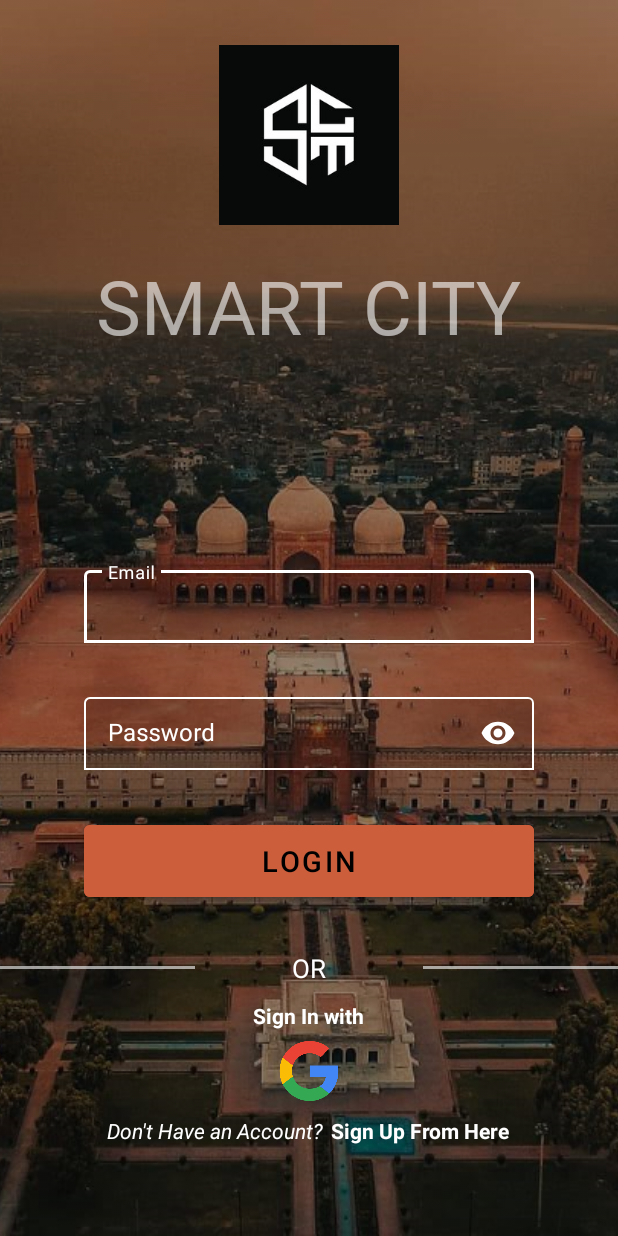
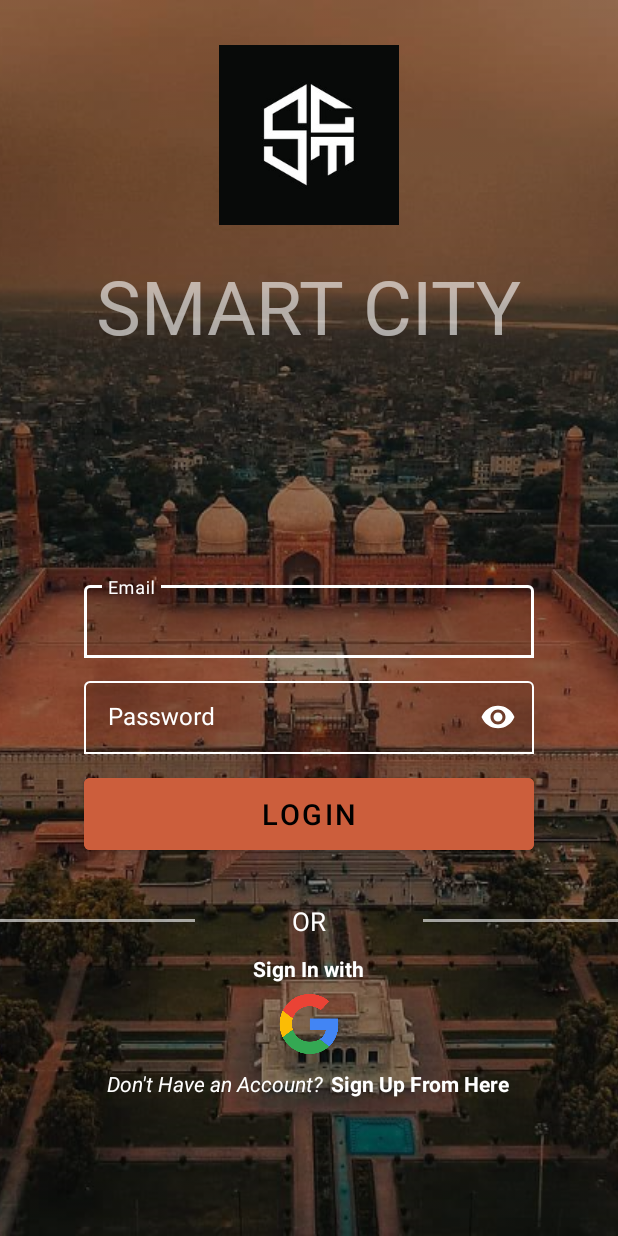
Before and after one commit to LalliOp/Smart-City-Travel, an Android app: the screen it shows after launch (LoginActivity), on a phone screen of 412 x 824 dp. Run offline under Robolectric (Android 15) with nearby library versions, the phone set to English and light mode, and no system bars.

Commit message:
SetUp Share Preference

```diff
--- a/app/src/main/java/com/example/smartcitytravel/Login/LoginActivity.java
+++ b/app/src/main/java/com/example/smartcitytravel/Login/LoginActivity.java
@@ -2,7 +2,6 @@ package com.example.smartcitytravel.Login;
 
 import android.app.Activity;
 import android.content.Intent;
-import android.content.SharedPreferences;
 import android.os.Bundle;
 import android.view.View;
 import android.widget.Toast;
@@ -17,7 +16,6 @@ import com.example.smartcitytravel.AWSService.DataModel.Result;
 import com.example.smartcitytravel.AWSService.Http.HttpClient;
 import com.example.smartcitytravel.Dialogs.Dialog;
 import com.example.smartcitytravel.Home.HomeActivity;
-import com.example.smartcitytravel.R;
 import com.example.smartcitytravel.SignUp.SignUpActivity;
 import com.example.smartcitytravel.Util.Util;
 import com.example.smartcitytravel.databinding.ActivityLoginBinding;
@@ -37,8 +35,6 @@ import retrofit2.Response;
 
 public class LoginActivity extends AppCompatActivity {
     private ActivityLoginBinding binding;
-    private SharedPreferences sharedPreferences;
-    private SharedPreferences.Editor editor;
     private Util util;
 
     //run when launch() function is called by GoogleSignUpActivityResult
@@ -62,8 +58,6 @@ public class LoginActivity extends AppCompatActivity {
         binding = ActivityLoginBinding.inflate(getLayoutInflater());
         setContentView(binding.getRoot());
 
-        sharedPreferences = getSharedPreferences(getString(R.string.MY_PREFERENCE), MODE_PRIVATE);
-        editor = sharedPreferences.edit();
         util = new Util();
         setEmail();
         login();
@@ -140,9 +134,7 @@ public class LoginActivity extends AppCompatActivity {
             @Override
             public void onResponse(Call<Result> call, Response<Result> response) {
                 if (response.body().getAccount_status() == 0) {
-                    editor.putString(getString(R.string.LOGIN_KEY), "");
-                    editor.putInt(getString(R.string.LOGIN_TYPE_KEY), 1);
-                    editor.apply();
+                    util.setLoginEmailPreference("", LoginActivity.this);
                 }
             }
 
@@ -255,10 +247,7 @@ public class LoginActivity extends AppCompatActivity {
             public void onResponse(Call<Result> call, Response<Result> response) {
                 Result result = response.body();
                 if (result.getAccount_status() == 1) {
-                    editor.putString(getString(R.string.LOGIN_KEY), binding.emailEdit.getText().toString().toLowerCase());
-                    editor.putInt(getString(R.string.LOGIN_TYPE_KEY), 0);
-                    editor.apply();
-
+                    util.setLoginEmailPreference(binding.emailEdit.getText().toString().toLowerCase(), LoginActivity.this);
                     moveToHomeActivity();
                 } else if (result.getAccount_status() == 0) {
                     createErrorDialog("Account", result.getMessage());
--- a/app/src/main/java/com/example/smartcitytravel/MainActivity.java
+++ b/app/src/main/java/com/example/smartcitytravel/MainActivity.java
@@ -1,7 +1,6 @@
 package com.example.smartcitytravel;
 
 import android.content.Intent;
-import android.content.SharedPreferences;
 import android.os.Bundle;
 import android.widget.Toast;
 
@@ -23,8 +22,6 @@ import retrofit2.Callback;
 import retrofit2.Response;
 
 public class MainActivity extends AppCompatActivity {
-    private SharedPreferences sharedPreferences;
-    private SharedPreferences.Editor editor;
     private Util util;
 
     @Override
@@ -32,34 +29,17 @@ public class MainActivity extends AppCompatActivity {
         super.onCreate(savedInstanceState);
 
         util = new Util();
-        sharedPreferences = getSharedPreferences(getString(R.string.MY_PREFERENCE), MODE_PRIVATE);
-        editor = sharedPreferences.edit();
-        firstTimeRunSetup();
         checkUserAlreadySignIn();
-    }
-
-    //This run only one time when app run very first time after installation
-    public void firstTimeRunSetup() {
-        final String FIRST_RUN_KEY = "first_run";
-        boolean firstRun = sharedPreferences.getBoolean(FIRST_RUN_KEY, true);
-        if (firstRun) {
-
-            Toast.makeText(this, "FIRST TIME RUN", Toast.LENGTH_SHORT).show();
-            editor.putBoolean(FIRST_RUN_KEY, false);
-            editor.apply();
-        }
-
     }
 
     //Check whether user is already sign in
     public void checkUserAlreadySignIn() {
         GoogleSignInAccount googleSignInAccount = GoogleSignIn.getLastSignedInAccount(this);
-        int login_type = sharedPreferences.getInt(getString(R.string.LOGIN_TYPE_KEY), -1);
 
         if (googleSignInAccount != null) {
             checkConnectionAndSaveGoogleAccount(googleSignInAccount);
             moveToHomeActivity();
-        } else if (login_type == 0) {
+        } else if (!util.getLoginEmailPreference(this).isEmpty()) {
             moveToHomeActivity();
         } else {
             moveToLoginActivity();
@@ -89,9 +69,7 @@ public class MainActivity extends AppCompatActivity {
             @Override
             public void onResponse(Call<Result> call, Response<Result> response) {
                 if (response.body().getAccount_status() == 0) {
-                    editor.putString(getString(R.string.LOGIN_KEY), "");
-                    editor.putInt(getString(R.string.LOGIN_TYPE_KEY), 1);
-                    editor.apply();
+                    util.setLoginEmailPreference("", MainActivity.this);
                 }
             }
 
--- a/app/src/main/java/com/example/smartcitytravel/Util/Util.java
+++ b/app/src/main/java/com/example/smartcitytravel/Util/Util.java
@@ -1,6 +1,7 @@
 package com.example.smartcitytravel.Util;
 
 import android.content.Context;
+import android.content.SharedPreferences;
 import android.content.res.ColorStateList;
 import android.net.ConnectivityManager;
 import android.net.NetworkInfo;
@@ -50,4 +51,22 @@ public class Util {
         return ColorStateList.valueOf(whiteColor);
     }
 
+    //set email of logged in account or empty which system can use to know whether user is login or not and which user is login and act accordingly
+    //only for non-google account
+    public void setLoginEmailPreference(String value, Context context) {
+        SharedPreferences sharedPreferences = context.getSharedPreferences(context.getString(R.string.MY_PREFERENCE), Context.MODE_PRIVATE);
+        SharedPreferences.Editor editor = sharedPreferences.edit();
+
+        editor.putString(context.getString(R.string.LOGIN_EMAIL_KEY), value);
+        editor.apply();
+    }
+
+    //get email of logged in account or empty which system can use to know whether user is login or not and which user is login and act accordingly
+    //only for non-google account
+    public String getLoginEmailPreference(Context context) {
+        SharedPreferences sharedPreferences = context.getSharedPreferences(context.getString(R.string.MY_PREFERENCE), Context.MODE_PRIVATE);
+        return sharedPreferences.getString(context.getString(R.string.LOGIN_EMAIL_KEY), "");
+
+    }
+
 }
--- a/app/src/main/res/layout/activity_login.xml
+++ b/app/src/main/res/layout/activity_login.xml
@@ -33,9 +33,6 @@
         android:theme="@style/TextInputLayoutStyle"
         app:boxBackgroundMode="outline"
         app:boxStrokeColor="@color/white"
-        app:boxStrokeErrorColor="@color/red"
-        app:errorEnabled="true"
-        app:errorTextColor="@color/red"
         app:hintTextColor="@color/white">
 
         <com.google.android.material.textfield.TextInputEditText
@@ -61,10 +58,7 @@
         android:theme="@style/TextInputLayoutStyle"
         app:boxBackgroundMode="outline"
         app:boxStrokeColor="@color/white"
-        app:boxStrokeErrorColor="@color/red"
         app:endIconMode="password_toggle"
-        app:errorEnabled="true"
-        app:errorTextColor="@color/red"
         app:hintTextColor="@color/white"
         app:passwordToggleEnabled="true">
 
--- a/app/src/main/res/values/strings.xml
+++ b/app/src/main/res/values/strings.xml
@@ -18,7 +18,6 @@
     <string name="register">Register</string>
     <string name="error">Error</string>
     <string name="sign_in_with">Sign In with</string>
-    <string name="LOGIN_KEY">login_email</string>
-    <string name="LOGIN_TYPE_KEY">login_type</string>
+    <string name="LOGIN_EMAIL_KEY">login_email_key</string>
     <string name="MY_PREFERENCE">my_preference</string>
 </resources>
```
Also changed, not shown: app/src/main/java/com/example/smartcitytravel/Home/HomeActivity.java (+5 -12 lines).
